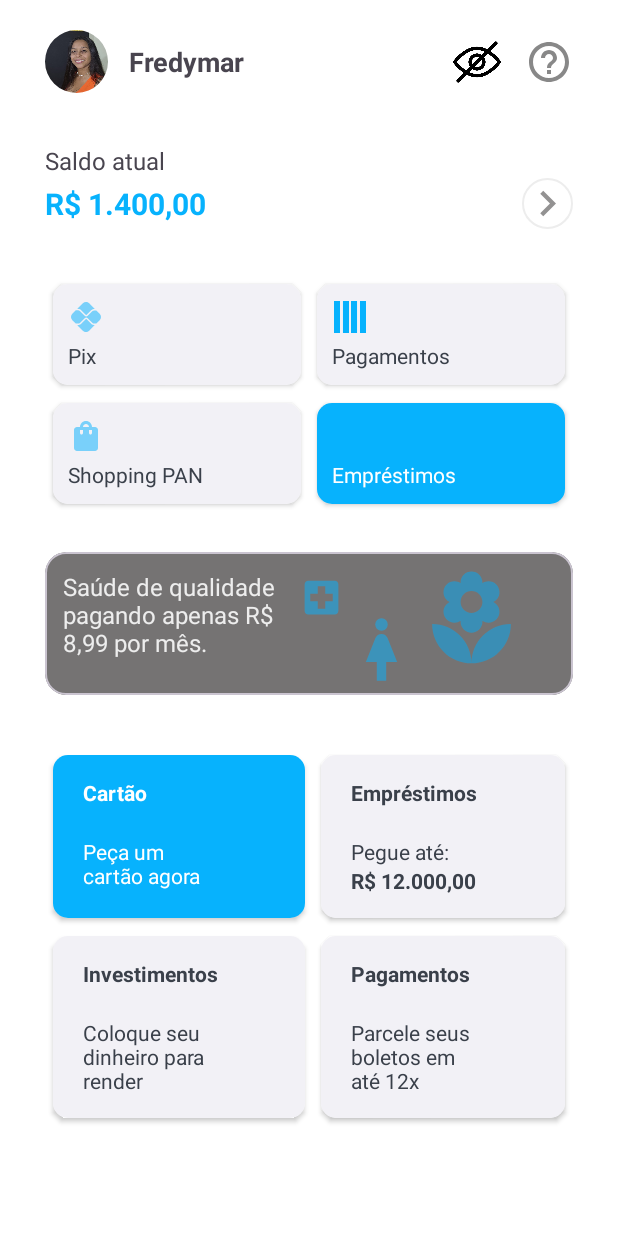
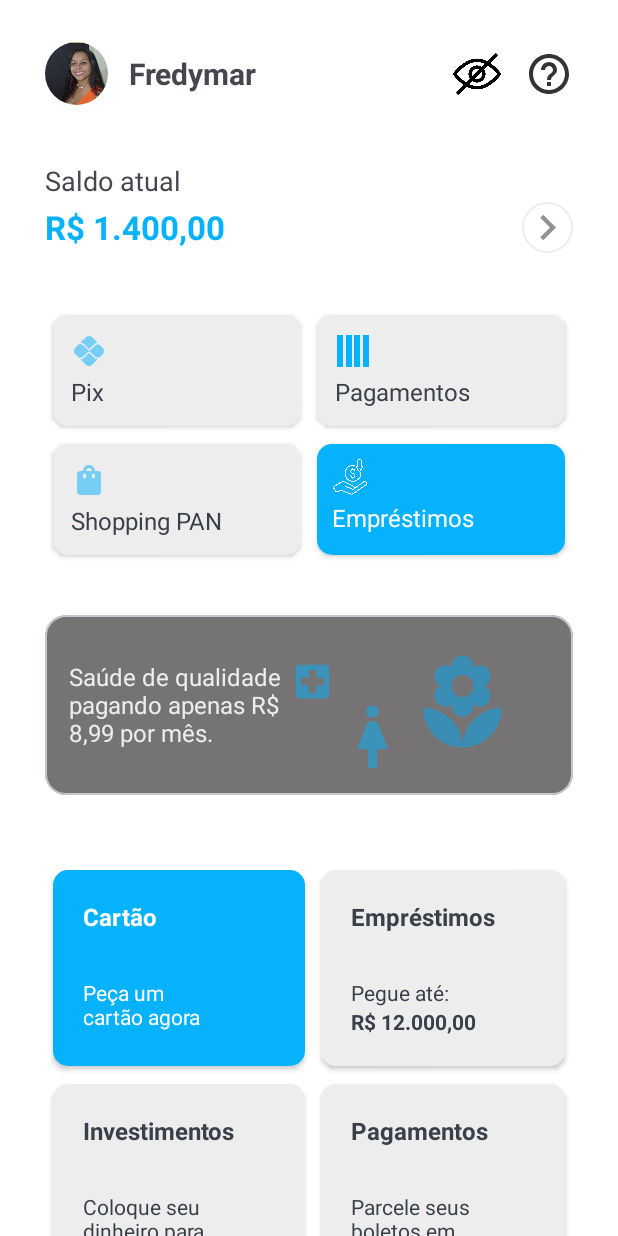
Before and after one commit to FredymarLeon/DESAFIO-EXTRA-KOTLIN-PARA-ANDROID, an Android app: the layout fragment_home.xml on its own in the app's theme, with its tools: preview values and no code run, on a phone screen of 412 x 824 dp. Run offline under Robolectric (Android 15) with nearby library versions, the phone set to English and light mode, and no system bars; Roboto replaces fonts that are not available here.

Commit message:
Finalizando Projeto!

```diff
--- a/app/src/main/res/drawable/baseline_help_outline_black.xml
+++ b/app/src/main/res/drawable/baseline_help_outline_black.xml
@@ -1,4 +1,4 @@
-<vector xmlns:android="http://schemas.android.com/apk/res/android" android:alpha="0.52" android:autoMirrored="true" android:height="24dp" android:tint="#1A1919" android:viewportHeight="24" android:viewportWidth="24" android:width="24dp">
+<vector xmlns:android="http://schemas.android.com/apk/res/android" android:alpha="0.80" android:autoMirrored="true" android:height="24dp" android:tint="@color/black" android:viewportHeight="24" android:viewportWidth="24" android:width="24dp">
 
     <path android:fillColor="@android:color/white" android:pathData="M11,18h2v-2h-2v2zM12,2C6.48,2 2,6.48 2,12s4.48,10 10,10 10,-4.48 10,-10S17.52,2 12,2zM12,20c-4.41,0 -8,-3.59 -8,-8s3.59,-8 8,-8 8,3.59 8,8 -3.59,8 -8,8zM12,6c-2.21,0 -4,1.79 -4,4h2c0,-1.1 0.9,-2 2,-2s2,0.9 2,2c0,2 -3,1.75 -3,5h2c0,-2.25 3,-2.5 3,-5 0,-2.21 -1.79,-4 -4,-4z"/>
 
--- a/app/src/main/res/drawable/border_icon.xml
+++ b/app/src/main/res/drawable/border_icon.xml
@@ -2,5 +2,5 @@
 <shape android:shape="oval" xmlns:android="http://schemas.android.com/apk/res/android">
     <stroke
         android:width="1dp"
-        android:color="@color/light_gray2"/>
+        android:color="@color/light_gray"/>
 </shape>
--- a/app/src/main/res/layout/fragment_card.xml
+++ b/app/src/main/res/layout/fragment_card.xml
@@ -18,7 +18,7 @@
             android:id="@+id/cvCardElo"
             android:layout_width="match_parent"
             android:layout_height="wrap_content"
-            android:backgroundTint="#039DD5"
+            android:backgroundTint="@color/blue_card"
             app:cardCornerRadius="10dp">
 
             <LinearLayout
@@ -92,7 +92,7 @@
                     android:layout_weight="1"
                     android:gravity="start"
                     android:text="@string/tv_available_card_limit"
-                    android:textColor="@color/blue_app1"
+                    android:textColor="@color/blue_app"
                     android:textSize="24sp"
                     android:textStyle="bold" />
 
@@ -152,9 +152,9 @@
                     android:layout_height="wrap_content"
                     android:text="@string/chip_summary"
                     android:textSize="14sp"
-                    app:chipBackgroundColor="@color/light_gray3"
+                    app:chipBackgroundColor="@color/medium_gray"
                     app:chipCornerRadius="15dp"
-                    app:chipStrokeColor="@color/light_gray3" />
+                    app:chipStrokeColor="@color/medium_gray" />
 
                 <com.google.android.material.chip.Chip
                     android:id="@+id/chipAccount"
@@ -162,9 +162,9 @@
                     android:layout_height="wrap_content"
                     android:text="@string/chip_account"
                     android:textSize="14sp"
-                    app:chipBackgroundColor="@color/light_gray3"
+                    app:chipBackgroundColor="@color/medium_gray"
                     app:chipCornerRadius="15dp"
-                    app:chipStrokeColor="@color/light_gray3" />
+                    app:chipStrokeColor="@color/medium_gray" />
 
                 <com.google.android.material.chip.Chip
                     android:id="@+id/chipCards"
@@ -181,9 +181,9 @@
                     android:layout_height="wrap_content"
                     android:text="@string/chip_loans"
                     android:textSize="14sp"
-                    app:chipBackgroundColor="@color/light_gray3"
+                    app:chipBackgroundColor="@color/medium_gray"
                     app:chipCornerRadius="15dp"
-                    app:chipStrokeColor="@color/light_gray3" />
+                    app:chipStrokeColor="@color/medium_gray" />
 
                 <com.google.android.material.chip.Chip
                     android:id="@+id/chipInvestments"
@@ -191,9 +191,9 @@
                     android:layout_height="wrap_content"
                     android:text="@string/chip_investments"
                     android:textSize="14sp"
-                    app:chipBackgroundColor="@color/light_gray3"
+                    app:chipBackgroundColor="@color/medium_gray"
                     app:chipCornerRadius="15dp"
-                    app:chipStrokeColor="@color/light_gray3" />
+                    app:chipStrokeColor="@color/medium_gray" />
 
                 <com.google.android.material.chip.Chip
                     android:id="@+id/chipProtections"
@@ -201,9 +201,9 @@
                     android:layout_height="wrap_content"
                     android:text="@string/chip_protections"
                     android:textSize="14sp"
-                    app:chipBackgroundColor="@color/light_gray3"
+                    app:chipBackgroundColor="@color/medium_gray"
                     app:chipCornerRadius="15dp"
-                    app:chipStrokeColor="@color/light_gray3" />
+                    app:chipStrokeColor="@color/medium_gray" />
             </com.google.android.material.chip.ChipGroup>
 
         </HorizontalScrollView>
--- a/app/src/main/res/layout/fragment_home.xml
+++ b/app/src/main/res/layout/fragment_home.xml
@@ -1,16 +1,17 @@
 <?xml version="1.0" encoding="utf-8"?>
 
 <androidx.core.widget.NestedScrollView xmlns:android="http://schemas.android.com/apk/res/android"
+    xmlns:app="http://schemas.android.com/apk/res-auto"
+    xmlns:tools="http://schemas.android.com/tools"
     android:layout_width="match_parent"
     android:layout_height="match_parent"
     android:background="@color/white">
 
-    <androidx.constraintlayout.widget.ConstraintLayout xmlns:app="http://schemas.android.com/apk/res-auto"
-        xmlns:tools="http://schemas.android.com/tools"
+    <androidx.constraintlayout.widget.ConstraintLayout
         android:layout_width="match_parent"
         android:layout_height="wrap_content"
         android:layout_marginHorizontal="30dp"
-        android:layout_marginTop="20dp"
+        android:layout_marginTop="28dp"
         android:background="@color/white"
         tools:context=".fragments.HomeFragment">
 
@@ -31,7 +32,7 @@
             android:layout_height="wrap_content"
             android:layout_marginStart="14dp"
             android:text="@string/client_name"
-            android:textSize="18sp"
+            android:textSize="20sp"
             android:textStyle="bold"
             app:layout_constraintBottom_toBottomOf="@+id/ivClientPhoto"
             app:layout_constraintStart_toEndOf="@+id/ivClientPhoto"
@@ -52,7 +53,6 @@
             android:id="@+id/ivHelpOutline"
             android:layout_width="32dp"
             android:layout_height="32dp"
-            android:layout_marginStart="16dp"
             android:scaleType="fitCenter"
             android:src="@drawable/baseline_help_outline_black"
             app:layout_constraintBottom_toBottomOf="@+id/ivClientPhoto"
@@ -63,9 +63,9 @@
             android:id="@+id/tvCurrentBalance"
             android:layout_width="wrap_content"
             android:layout_height="wrap_content"
-            android:layout_marginTop="34dp"
+            android:layout_marginTop="38dp"
             android:text="@string/current_balance"
-            android:textSize="16sp"
+            android:textSize="18sp"
             android:textStyle="normal"
             app:layout_constraintStart_toStartOf="parent"
             app:layout_constraintTop_toBottomOf="@+id/ivClientPhoto" />
@@ -76,8 +76,8 @@
             android:layout_height="wrap_content"
             android:layout_marginTop="4dp"
             android:text="@string/current_balance_number"
-            android:textColor="@color/blue_app1"
-            android:textSize="20sp"
+            android:textColor="@color/blue_app"
+            android:textSize="22sp"
             android:textStyle="bold"
             app:layout_constraintStart_toStartOf="parent"
             app:layout_constraintTop_toBottomOf="@+id/tvCurrentBalance" />
@@ -95,7 +95,7 @@
             android:id="@+id/gridLayout1"
             android:layout_width="match_parent"
             android:layout_height="wrap_content"
-            android:layout_marginTop="34dp"
+            android:layout_marginTop="38dp"
             android:columnCount="2"
             android:rowCount="2"
             app:layout_constraintEnd_toEndOf="parent"
@@ -118,9 +118,9 @@
                 <LinearLayout
                     android:layout_width="match_parent"
                     android:layout_height="match_parent"
-                    android:background="@color/light_gray1"
+                    android:background="@color/light_gray"
                     android:orientation="vertical"
-                    android:padding="10dp">
+                    android:padding="12dp">
 
                     <ImageView
                         android:id="@+id/ivPix"
@@ -130,8 +130,7 @@
                         android:contentDescription="@string/desc_icon_pix"
                         android:scaleType="fitCenter"
                         android:src="@drawable/baseline_pix_24"
-                        android:textSize="14sp"
-                        app:tint="@color/blue_app1" />
+                        app:tint="@color/blue_app" />
 
                     <TextView
                         android:id="@+id/tvCardPix"
@@ -140,6 +139,7 @@
                         android:layout_marginTop="4dp"
                         android:gravity="start"
                         android:text="@string/tv_card_pix"
+                        android:textSize="16sp"
                         android:textColor="@color/gray1" />
                 </LinearLayout>
             </androidx.cardview.widget.CardView>
@@ -160,9 +160,9 @@
                 <LinearLayout
                     android:layout_width="match_parent"
                     android:layout_height="match_parent"
-                    android:background="@color/light_gray1"
+                    android:background="@color/light_gray"
                     android:orientation="vertical"
-                    android:padding="10dp">
+                    android:padding="12dp">
 
                     <ImageView
                         android:id="@+id/ivPayments"
@@ -172,7 +172,7 @@
                         android:contentDescription="@string/desc_icon_payments"
                         android:scaleType="fitCenter"
                         android:src="@drawable/ic_payments"
-                        app:tint="@color/blue_app1" />
+                        app:tint="@color/blue_app" />
 
                     <TextView
                         android:id="@+id/tvCardPayments"
@@ -182,7 +182,7 @@
                         android:gravity="start"
                         android:text="@string/tv_card_payments"
                         android:textColor="@color/gray1"
-                        android:textSize="14sp" />
+                        android:textSize="16sp" />
                 </LinearLayout>
             </androidx.cardview.widget.CardView>
 
@@ -202,9 +202,9 @@
                 <LinearLayout
                     android:layout_width="match_parent"
                     android:layout_height="wrap_content"
-                    android:background="@color/light_gray1"
+                    android:background="@color/light_gray"
                     android:orientation="vertical"
-                    android:padding="10dp">
+                    android:padding="12dp">
 
                     <ImageView
                         android:id="@+id/ivShoppingPAN"
@@ -214,7 +214,7 @@
                         android:contentDescription="@string/desc_icon_shoppingPAN"
                         android:scaleType="fitCenter"
                         android:src="@drawable/baseline_shopping_bag_24"
-                        app:tint="@color/blue_app1" />
+                        app:tint="@color/blue_app" />
 
                     <TextView
                         android:id="@+id/tvCardShoppingPAN"
@@ -224,7 +224,7 @@
                         android:gravity="start"
                         android:text="@string/tv_card_shoppingPAN"
                         android:textColor="@color/gray1"
-                        android:textSize="14sp" />
+                        android:textSize="16sp" />
                 </LinearLayout>
             </androidx.cardview.widget.CardView>
 
@@ -244,8 +244,8 @@
                 <LinearLayout
                     android:layout_width="match_parent"
                     android:layout_height="match_parent"
-                    android:background="@color/light_gray1"
-                    android:backgroundTint="@color/blue_app1"
+                    android:background="@color/light_gray"
+                    android:backgroundTint="@color/blue_app"
                     android:orientation="vertical"
                     android:padding="10dp">
 
@@ -257,7 +257,7 @@
                         android:contentDescription="@string/desc_icon_loans"
                         android:scaleType="fitCenter"
                         android:src="@drawable/icon_loan"
-                        app:tint="@color/blue_app1" />
+                        app:tint="@color/white" />
 
                     <TextView
                         android:id="@+id/tvCardLoans"
@@ -267,7 +267,7 @@
                         android:gravity="start"
                         android:text="@string/tv_card_loans"
                         android:textColor="@color/white"
-                        android:textSize="14sp" />
+                        android:textSize="16sp" />
                 </LinearLayout>
             </androidx.cardview.widget.CardView>
         </GridLayout>
@@ -275,10 +275,9 @@
         <com.google.android.material.card.MaterialCardView
             android:id="@+id/cvHomeImage"
             android:layout_width="match_parent"
-            android:layout_height="95dp"
-            android:layout_marginTop="26dp"
+            android:layout_height="120dp"
+            android:layout_marginTop="34dp"
             android:backgroundTint="#757373"
-            android:padding="10dp"
             app:cardCornerRadius="14dp"
             app:layout_constraintEnd_toEndOf="parent"
             app:layout_constraintStart_toStartOf="parent"
@@ -286,16 +285,18 @@
 
             <LinearLayout
                 android:layout_width="match_parent"
-                android:layout_height="wrap_content"
-                android:orientation="horizontal">
+                android:layout_height="match_parent"
+                android:orientation="horizontal"
+                android:padding="14dp">
 
                 <TextView
                     android:layout_width="wrap_content"
-                    android:layout_height="wrap_content"
-                    android:padding="12dp"
+                    android:layout_height="match_parent"
                     android:text="@string/health_plan"
-                    android:textColor="@color/light_gray2"
-                    android:textSize="16sp" />
+                    android:textColor="@color/light_gray"
+                    android:textSize="16sp"
+                    android:padding="2dp"
+                    android:gravity="start|center"/>
 
                 <androidx.appcompat.widget.AppCompatImageView
                     android:layout_width="30dp"
@@ -322,7 +323,7 @@
             android:id="@+id/gridLayout2"
             android:layout_width="match_parent"
             android:layout_height="wrap_content"
-            android:layout_marginTop="34dp"
+            android:layout_marginTop="44dp"
             android:columnCount="2"
             android:rowCount="2"
             app:layout_constraintEnd_toEndOf="parent"
@@ -345,11 +346,11 @@
                 <LinearLayout
                     android:layout_width="match_parent"
                     android:layout_height="match_parent"
-                    android:background="@color/light_gray1"
-                    android:backgroundTint="@color/blue_app1"
+                    android:background="@color/light_gray"
+                    android:backgroundTint="@color/blue_app"
                     android:orientation="vertical"
                     android:paddingHorizontal="20dp"
-                    android:paddingVertical="15dp">
+                    android:paddingVertical="20dp">
 
                     <TextView
                         android:id="@+id/tvTitleCard"
@@ -358,17 +359,18 @@
                         android:gravity="start"
                         android:text="@string/tv_title_card"
                         android:textColor="@color/white"
-                        android:textSize="14sp"
+                        android:textSize="16sp"
                         android:textStyle="bold" />
 
                     <TextView
                         android:id="@+id/tvMessageCard"
                         android:layout_width="match_parent"
                         android:layout_height="wrap_content"
-                        android:layout_marginTop="20dp"
+                        android:layout_marginTop="30dp"
                         android:gravity="start"
                         android:text="@string/tv_message_card"
-                        android:textColor="@color/white" />
+                        android:textColor="@color/white"
+                        android:textSize="14sp"/>
                 </LinearLayout>
             </androidx.cardview.widget.CardView>
 
@@ -388,11 +390,11 @@
                 <LinearLayout
                     android:layout_width="match_parent"
                     android:layout_height="match_parent"
-                    android:background="@color/light_gray1"
-                    android:backgroundTint="@color/light_gray1"
+                    android:background="@color/light_gray"
+                    android:backgroundTint="@color/light_gray"
                     android:orientation="vertical"
                     android:paddingHorizontal="20dp"
-                    android:paddingVertical="15dp">
+                    android:paddingVertical="20dp">
 
                     <TextView
                         android:id="@+id/tvTitleApplyLoan"
@@ -401,16 +403,17 @@
                         android:gravity="start"
                         android:text="@string/tv_title_apply_loan"
                         android:textColor="@color/gray1"
-                        android:textSize="14sp"
+                        android:textSize="16sp"
                         android:textStyle="bold" />
 
                     <TextView
                         android:id="@+id/tvMessageApplyLoan"
                         android:layout_width="match_parent"
                         android:layout_height="wrap_content"
-                        android:layout_marginTop="20dp"
+                        android:layout_marginTop="30dp"
                         android:gravity="start"
                         android:text="@string/tv_message_apply_loan"
+                        android:textSize="14sp"
                         android:textColor="@color/gray1" />
 
                     <TextView
@@ -419,6 +422,7 @@
                         android:layout_height="wrap_content"
                         android:gravity="start"
                         android:text="@string/tv_loan_amount"
+                        android:textSize="14sp"
                         android:textColor="@color/gray1"
                         android:textStyle="bold" />
                 </LinearLayout>
@@ -440,11 +444,11 @@
                 <LinearLayout
                     android:layout_width="match_parent"
                     android:layout_height="match_parent"
-                    android:background="@color/light_gray1"
-                    android:backgroundTint="@color/light_gray1"
+                    android:background="@color/light_gray"
+                    android:backgroundTint="@color/light_gray"
                     android:orientation="vertical"
                     android:paddingHorizontal="20dp"
-                    android:paddingVertical="15dp">
+                    android:paddingVertical="20dp">
 
                     <TextView
                         android:id="@+id/tvTitlePaymentOptions"
@@ -453,16 +457,17 @@
                         android:gravity="start"
                         android:text="@string/tv_title_payment_options"
                         android:textColor="@color/gray1"
-                        android:textSize="14sp"
+                        android:textSize="16sp"
                         android:textStyle="bold" />
 
                     <TextView
                         android:id="@+id/tvMessagePaymentOptions"
                         android:layout_width="match_parent"
                         android:layout_height="wrap_content"
-                        android:layout_marginTop="20dp"
+                        android:layout_marginTop="30dp"
                         android:gravity="start"
                         android:text="@string/tv_message_payment_options"
+                        android:textSize="14sp"
                         android:textColor="@color/gray1" />
                 </LinearLayout>
             </androidx.cardview.widget.CardView>
@@ -483,11 +488,10 @@
                 <LinearLayout
                     android:layout_width="match_parent"
                     android:layout_height="match_parent"
-                    android:background="@color/light_gray1"
-                    android:backgroundTint="@color/light_gray1"
+                    android:background="@color/light_gray"
                     android:orientation="vertical"
                     android:paddingHorizontal="20dp"
-                    android:paddingVertical="15dp">
+                    android:paddingVertical="20dp">
 
                     <TextView
                         android:id="@+id/tvTitleApplyInvestments"
@@ -496,16 +500,17 @@
                         android:gravity="start"
                         android:text="@string/tv_title_apply_investments"
                         android:textColor="@color/gray1"
-                        android:textSize="14sp"
+                        android:textSize="16sp"
                         android:textStyle="bold" />
 
                     <TextView
                         android:id="@+id/tvMessageApplyInvestments"
                         android:layout_width="match_parent"
                         android:layout_height="wrap_content"
-                        android:layout_marginTop="20dp"
+                        android:layout_marginTop="30dp"
                         android:gravity="start"
                         android:text="@string/tv_message_apply_investments"
+                        android:textSize="14sp"
                         android:textColor="@color/gray1" />
                 </LinearLayout>
             </androidx.cardview.widget.CardView>
--- a/app/src/main/res/layout/fragment_investments.xml
+++ b/app/src/main/res/layout/fragment_investments.xml
@@ -29,7 +29,7 @@
         android:layout_width="wrap_content"
         android:layout_height="wrap_content"
         android:text="@string/daily_liquidity_percentage"
-        android:textColor="@color/blue_app1"
+        android:textColor="@color/blue_app"
         android:textSize="22sp"
         android:textStyle="bold"/>
 
@@ -258,7 +258,7 @@
             android:layout_width="wrap_content"
             android:layout_height="wrap_content"
             android:text="@string/percentage_of_income"
-            android:textColor="@color/blue_app1"
+            android:textColor="@color/blue_app"
             android:textSize="16sp"
             android:textStyle="bold"
             app:layout_constraintEnd_toEndOf="parent"
@@ -266,13 +266,12 @@
 
     </androidx.constraintlayout.widget.ConstraintLayout>
 
-
     <com.google.android.material.button.MaterialButton
         android:id="@+id/btnInvest"
         android:layout_width="match_parent"
         android:layout_height="wrap_content"
         android:layout_marginBottom="10dp"
-        android:backgroundTint="@color/blue_app1"
+        android:backgroundTint="@color/blue_app"
         android:padding="20dp"
         android:text="@string/text_btn_invest"
         android:textSize="16sp"
--- a/app/src/main/res/values/colors.xml
+++ b/app/src/main/res/values/colors.xml
@@ -2,11 +2,11 @@
 <resources>
     <color name="black">#FF000000</color>
     <color name="white">#FFFFFFFF</color>
-    <color name="light_gray1">#F2F1F6</color>
-    <color name="light_gray2">#EDEDED</color>
-    <color name="light_gray3">#EAE9F0</color>
+    <color name="light_gray">#EDEDED</color>
+    <color name="medium_gray">#EAE9F0</color>
     <color name="gray1">#3A404A</color>
     <color name="gray2">#767474</color>
-    <color name="blue_app1">#07B2FD</color>
-    <color name="blue_app2">#0899D8</color>
+    <color name="blue_app">#07B2FD</color>
+    <color name="blue_card">#039DD5</color>
+
 </resources>
```
